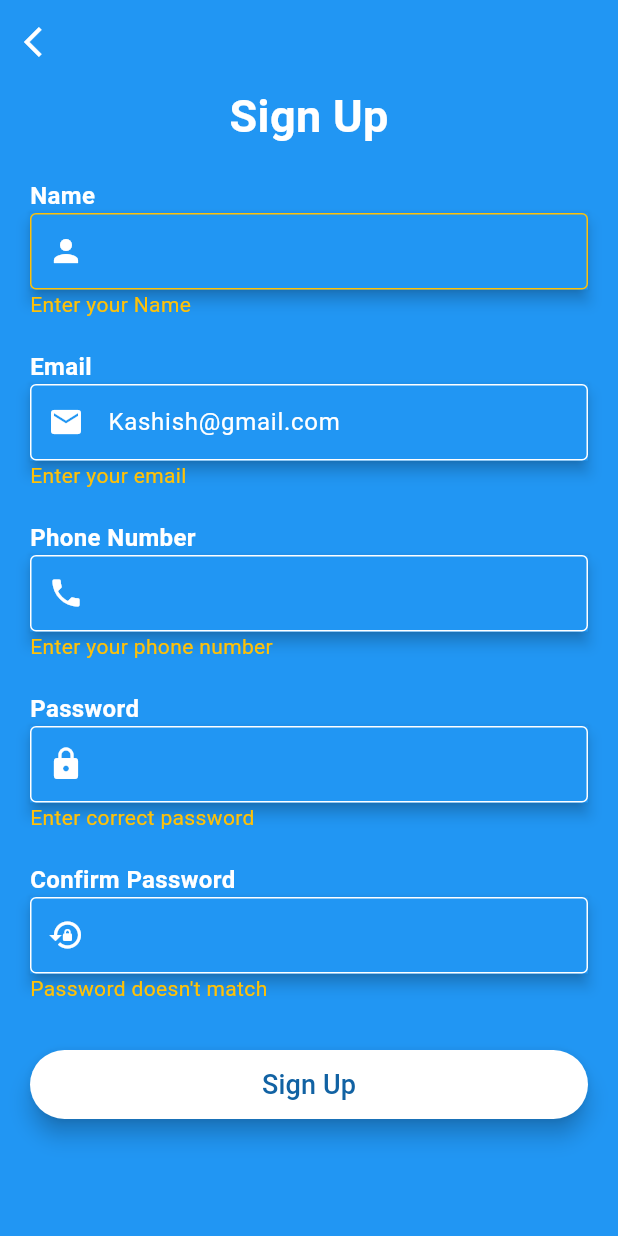
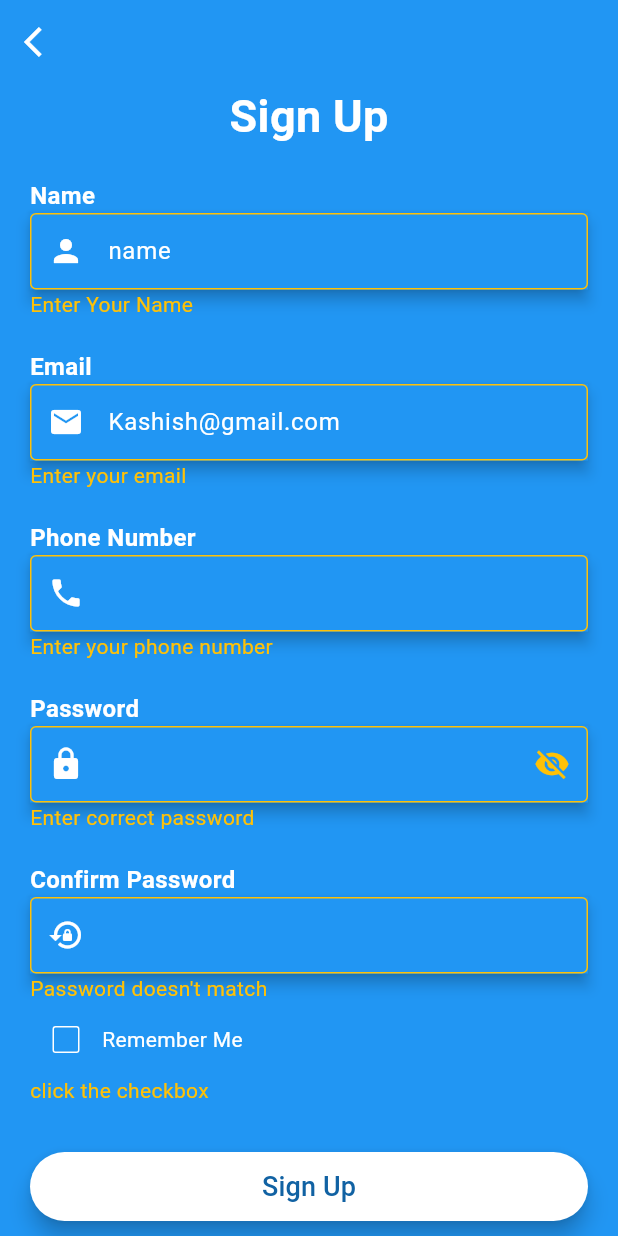
Before and after one commit to Kashish-saxena/Registeration, a Flutter app: the screen it shows after launch, after a tap on "Sign Up", on a phone screen of 412 x 824 dp. Run offline on Flutter 3.47's test engine with Material 2 defaults, Android fonts, the phone set to English and light mode, and no system bars.

Commit message:
Updated registeration commit

```diff
--- a/lib/main.dart
+++ b/lib/main.dart
@@ -1,5 +1,5 @@
 import 'package:flutter/material.dart';
-import 'package:flutter_project/screens/login_screen.dart';
+// import 'package:flutter_project/screens/login_screen.dart';
 import 'package:flutter_project/screens/registeration_screen.dart';
 
 void main() {
--- a/lib/screens/registeration_screen.dart
+++ b/lib/screens/registeration_screen.dart
@@ -1,9 +1,10 @@
+
 import 'package:flutter/material.dart';
 import 'package:flutter_project/screens/login_screen.dart';
 import 'package:flutter_project/util/color_constants.dart';
 import 'package:flutter_project/util/registeration_validations.dart';
 import 'package:flutter_project/util/string_constants.dart';
-import 'package:flutter_project/widgets/common_button.dart';
+// import 'package:flutter_project/widgets/common_button.dart';
 import 'package:flutter_project/widgets/common_text.dart';
 import 'package:flutter_project/widgets/common_textfield.dart';
 
@@ -15,12 +16,13 @@ class RegisterationScreen extends StatefulWidget {
 }
 
 class _RegisterationScreenState extends State<RegisterationScreen> {
-  final _registerationKey = GlobalKey<FormState>();
   bool isNameValid = true;
   bool isEmailValid = true;
   bool isPhoneValid = true;
   bool isPasswordValid = true;
   bool isConfirmValid = true;
+  bool? isRememberMeClicked = false;
+  bool passwordVisible = false;
   TextEditingController nameController = TextEditingController();
   TextEditingController emailController = TextEditingController();
   TextEditingController phoneController = TextEditingController();
@@ -43,7 +45,6 @@ class _RegisterationScreenState extends State<RegisterationScreen> {
         child: Container(
           margin: const EdgeInsets.symmetric(horizontal: 20),
           child: Form(
-            key: _registerationKey,
             child: Column(
               mainAxisAlignment: MainAxisAlignment.center,
               children: [
@@ -58,7 +59,7 @@ class _RegisterationScreenState extends State<RegisterationScreen> {
                 const TextWidget(text: "Name"),
                 TextFieldWidget(
                   prefixIcon: Icons.person,
-                  hint: "",
+                  hint: "name",
                   hintStyle: TextStyle(color: ColorConstants.whiteColor),
                   obscureText: false,
                   textEditingController: nameController,
@@ -69,26 +70,22 @@ class _RegisterationScreenState extends State<RegisterationScreen> {
                       ? ColorConstants.whiteColor
                       : ColorConstants.amberColor,
                   onChange: (val) {
-                    print("val is $val");
                     if (!RegisterValidation.isNameValid(val)) {
                       setState(() {
                         isNameValid = false;
-                        print("isNameValid in if is $isNameValid");
                       });
                     } else {
                       setState(() {
                         isNameValid = true;
-                        print("isNameValid in else is $isNameValid");
                       });
                     }
                   },
                 ),
-                RegisterValidation.isNameValid(nameController.toString()) ==
-                        false
+                isNameValid == false
                     ? const Align(
                         alignment: Alignment.topLeft,
                         child: Text(
-                          "Enter your Name",
+                          "Enter Your Name",
                           style: TextStyle(color: Colors.amber),
                         ),
                       )
@@ -118,8 +115,7 @@ class _RegisterationScreenState extends State<RegisterationScreen> {
                     }
                   },
                 ),
-                RegisterValidation.isEmailValid(emailController.toString()) ==
-                        false
+                isEmailValid == false
                     ? const Align(
                         alignment: Alignment.topLeft,
                         child: Text(
@@ -152,7 +148,7 @@ class _RegisterationScreenState extends State<RegisterationScreen> {
                     }
                   },
                 ),
-                RegisterValidation.isPhoneValid(phoneController.text) == false
+                isPhoneValid == false
                     ? const Align(
                         alignment: Alignment.topLeft,
                         child: Text(
@@ -163,9 +159,21 @@ class _RegisterationScreenState extends State<RegisterationScreen> {
                     : Container(),
                 const TextWidget(text: "Password"),
                 TextFieldWidget(
+                  obscureText: passwordVisible,
+                  suffixIcon: IconButton(
+                    color: ColorConstants.whiteColor,
+                    onPressed: () {
+                      setState(() {
+                        passwordVisible = !passwordVisible;
+                      });
+                    },
+                    icon: Icon(
+                      passwordVisible ? Icons.visibility : Icons.visibility_off,
+                      color: ColorConstants.amberColor,
+                    ),
+                  ),
                   prefixIcon: Icons.lock,
                   hintStyle: TextStyle(color: ColorConstants.whiteColor),
-                  obscureText: false,
                   textEditingController: passwordController,
                   enabledColor: isPasswordValid == true
                       ? ColorConstants.whiteColor
@@ -185,8 +193,7 @@ class _RegisterationScreenState extends State<RegisterationScreen> {
                     }
                   },
                 ),
-                RegisterValidation.isPasswordValid(passwordController.text) ==
-                        false
+                isPasswordValid == false
                     ? const Align(
                         alignment: Alignment.topLeft,
                         child: Text(
@@ -208,6 +215,9 @@ class _RegisterationScreenState extends State<RegisterationScreen> {
                       ? ColorConstants.whiteColor
                       : ColorConstants.amberColor,
                   onChange: (val) {
+                    nameController.addListener(() {
+                      print('Listener fired ${nameController.text}');
+                    });
                     if (!RegisterValidation.isConfirmValid(val)) {
                       setState(() {
                         isPhoneValid = false;
@@ -219,12 +229,37 @@ class _RegisterationScreenState extends State<RegisterationScreen> {
                     }
                   },
                 ),
-                RegisterValidation.isConfirmValid(confirmController.text) ==
-                        false
+                isConfirmValid == false
                     ? const Align(
                         alignment: Alignment.topLeft,
                         child: Text(
                           "Password doesn't match",
+                          style: TextStyle(color: Colors.amber),
+                        ),
+                      )
+                    : Container(),
+                Row(
+                  crossAxisAlignment: CrossAxisAlignment.center,
+                  children: [
+                    Checkbox(
+                        value: isRememberMeClicked,
+                        side: BorderSide(color: ColorConstants.whiteColor),
+                        onChanged: (value) {
+                          setState(() {
+                            isRememberMeClicked = value;
+                          });
+                        }),
+                    Text(
+                      "Remember Me",
+                      style: TextStyle(color: ColorConstants.whiteColor),
+                    ),
+                  ],
+                ),
+                isRememberMeClicked == false
+                    ? const Align(
+                        alignment: Alignment.topLeft,
+                        child: Text(
+                          "click the checkbox",
                           style: TextStyle(color: Colors.amber),
                         ),
                       )
@@ -235,6 +270,7 @@ class _RegisterationScreenState extends State<RegisterationScreen> {
                 SizedBox(
                   width: MediaQuery.of(context).size.width,
                   child: ElevatedButton(
+                    //formkey
                     style: ElevatedButton.styleFrom(
                       elevation: 6,
                       backgroundColor: Colors.white,
@@ -246,19 +282,29 @@ class _RegisterationScreenState extends State<RegisterationScreen> {
                         setState(() {
                           isNameValid = false;
                         });
-                      } else if (emailController.text.toString().isEmpty) {
+                      }
+                      if (emailController.text.toString().isEmpty) {
                         setState(() {
                           isEmailValid = false;
                         });
-                      } else if (phoneController.text.toString().isEmpty) {
+                      }
+                      if (phoneController.text.toString().isEmpty) {
                         setState(() {
                           isPhoneValid = false;
                         });
-                      } else if (passwordController.text.toString().isEmpty) {
+                      }
+                      if (passwordController.text.toString().isEmpty) {
                         setState(() {
                           isPasswordValid = false;
                         });
-                      } else if (confirmController.text.toString().isEmpty) {
+                      }
+                      if (confirmController.text.toString().isEmpty) {
+                        setState(() {
+                          isConfirmValid = false;
+                        });
+                      }
+                      if (passwordController.text.toString() !=
+                          confirmController.text.toString()) {
                         setState(() {
                           isConfirmValid = false;
                         });
@@ -267,7 +313,8 @@ class _RegisterationScreenState extends State<RegisterationScreen> {
                           isPhoneValid == true &&
                           isPasswordValid == true &&
                           isConfirmValid == true &&
-                          passwordController.text == confirmController.text) {
+                          passwordController.text == confirmController.text &&
+                          isRememberMeClicked == true) {
                         Navigator.push(
                             context,
                             MaterialPageRoute(
--- a/lib/util/registeration_validations.dart
+++ b/lib/util/registeration_validations.dart
@@ -1,17 +1,10 @@
 class RegisterValidation {
-  // static bool isNameValid(String name) {
-  //   String pattern = r'([a-zA-Z])';
-  //   RegExp regExp = RegExp(pattern);
-  //   if (!regExp.hasMatch(name)) {
-  //     return true;
-  //   }
-  //   return false;
-  // }
-
   static bool isNameValid(String name) {
+    String pattern = r'^[a-z A-Z,.\-]+$';
+    RegExp regExp = RegExp(pattern);
     if (name.isEmpty) {
       return false;
-    } else if (!name.contains("@")) {
+    } else if (!regExp.hasMatch(name)) {
       return false;
     }
     return true;
--- a/lib/widgets/common_textfield.dart
+++ b/lib/widgets/common_textfield.dart
@@ -14,9 +14,10 @@ class TextFieldWidget extends StatelessWidget {
   Function? onChange;
   Color? errorColor;
   Color? enabledColor;
+  Widget? suffixIcon;
 
-  TextFieldWidget(
-      {super.key,
+  TextFieldWidget({
+    super.key,
     this.hint,
     this.labelText,
     this.image,
@@ -27,7 +28,9 @@ class TextFieldWidget extends StatelessWidget {
     this.prefixIcon,
     this.onChange,
     this.errorColor,
-      this.enabledColor});
+    this.enabledColor,
+    this.suffixIcon,
+  });
 
   @override
   Widget build(BuildContext context) {
@@ -40,7 +43,6 @@ class TextFieldWidget extends StatelessWidget {
         style: const TextStyle(fontSize: 16, color: Colors.white, height: 1.6),
         obscureText: obscureText,
         controller: textEditingController,
-
         decoration: InputDecoration(
           //          errorBorder:const OutlineInputBorder(
           //     borderSide: BorderSide(color: Color.fromARGB(255, 255, 0, 0), width: 0.0),
@@ -50,8 +52,9 @@ class TextFieldWidget extends StatelessWidget {
               color: errorColor ?? ColorConstants.whiteColor,
             ),
           ),
-          enabledBorder:
-              OutlineInputBorder(borderSide: BorderSide(color: enabledColor ?? ColorConstants.whiteColor)),
+          enabledBorder: OutlineInputBorder(
+              borderSide:
+                  BorderSide(color: enabledColor ?? ColorConstants.whiteColor)),
           contentPadding: const EdgeInsets.symmetric(
             horizontal: 12.5,
             vertical: 12.5,
@@ -64,6 +67,8 @@ class TextFieldWidget extends StatelessWidget {
           hintText: hint,
           hintStyle: const TextStyle(color: Colors.white),
           prefixIcon: Icon(prefixIcon, color: Colors.white),
+          suffixIcon: suffixIcon,
+
           filled: true,
           fillColor: Colors.blue,
         ),
@@ -84,7 +89,6 @@ class ElevatedButtonWidget extends StatelessWidget {
   @override
   Widget build(BuildContext context) {
     return ElevatedButton(
-
       onPressed: () {},
       style: ElevatedButton.styleFrom(
         elevation: 5,
--- a/pubspec.yaml
+++ b/pubspec.yaml
@@ -57,8 +57,8 @@ flutter:
   uses-material-design: true
 
   # To add assets to your application, add an assets section, like this:
-  assets:
-    - assets/images/
+  # assets:
+  #   - assets/images/
   #   - images/a_dot_ham.jpeg
 
   # An image asset can refer to one or more resolution-specific "variants", see
```
Lines whose indentation alone changed are shown as unchanged.
